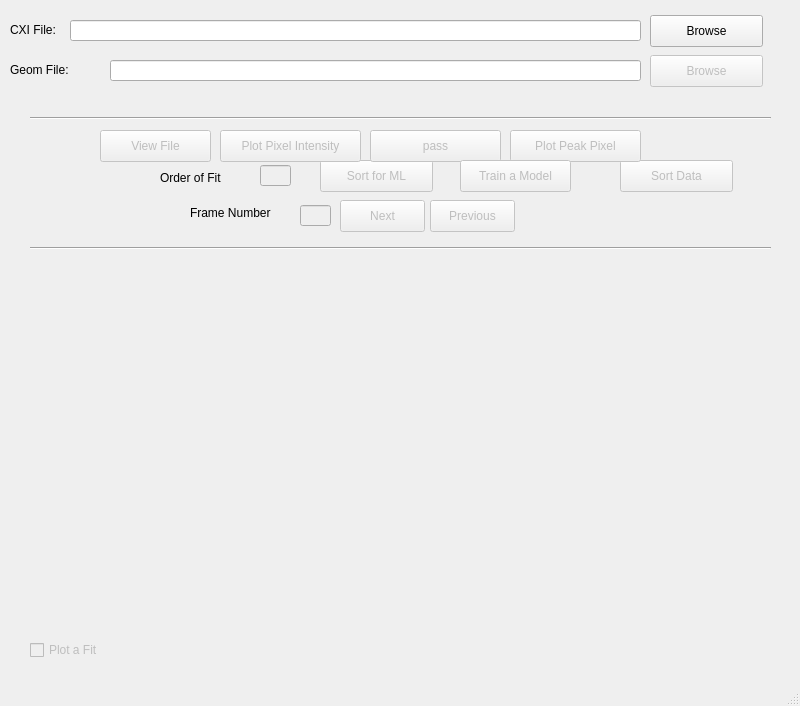
Before: the Qt Designer form mainWindow.ui in gihankaushyal/PixelAnomalyDetectorTool, drawn with Qt 5.
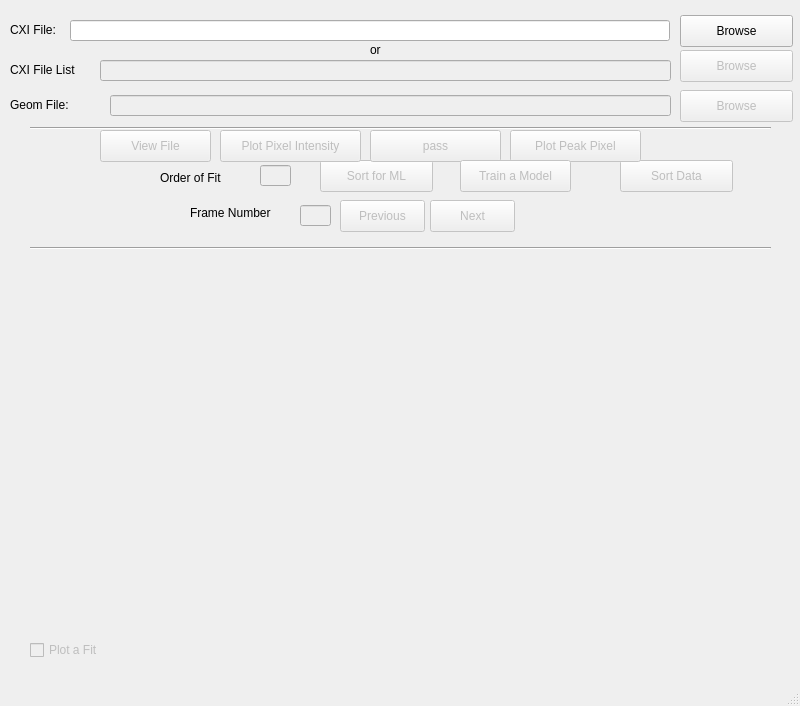
After: the same form once the commit is applied.

Commit message: changed the location of 'Next' and 'Previous' buttons. QLine edits name changes to easy to identfied names. added a new QLine edit and QButton to enter a list of CXI files.

The edit to the form file:
```diff
--- a/mainWindow.ui
+++ b/mainWindow.ui
@@ -32,7 +32,7 @@
      <rect>
       <x>70</x>
       <y>20</y>
-      <width>571</width>
+      <width>600</width>
       <height>21</height>
      </rect>
     </property>
@@ -40,7 +40,7 @@
    <widget class="QPushButton" name="browseButton">
     <property name="geometry">
      <rect>
-      <x>650</x>
+      <x>680</x>
       <y>15</y>
       <width>113</width>
       <height>32</height>
@@ -86,7 +86,7 @@
     <property name="geometry">
      <rect>
       <x>30</x>
-      <y>110</y>
+      <y>120</y>
       <width>741</width>
       <height>16</height>
      </rect>
@@ -198,7 +198,7 @@
     </property>
     <property name="geometry">
      <rect>
-      <x>340</x>
+      <x>430</x>
       <y>200</y>
       <width>85</width>
       <height>32</height>
@@ -214,7 +214,7 @@
     </property>
     <property name="geometry">
      <rect>
-      <x>430</x>
+      <x>340</x>
       <y>200</y>
       <width>85</width>
       <height>32</height>
@@ -250,12 +250,15 @@
      </rect>
     </property>
    </widget>
-   <widget class="QLineEdit" name="fileField_2">
+   <widget class="QLineEdit" name="geomFilePath">
+    <property name="enabled">
+     <bool>false</bool>
+    </property>
     <property name="geometry">
      <rect>
       <x>110</x>
-      <y>60</y>
-      <width>531</width>
+      <y>95</y>
+      <width>561</width>
       <height>21</height>
      </rect>
     </property>
@@ -266,8 +269,8 @@
     </property>
     <property name="geometry">
      <rect>
-      <x>650</x>
-      <y>55</y>
+      <x>680</x>
+      <y>90</y>
       <width>113</width>
       <height>32</height>
      </rect>
@@ -280,7 +283,7 @@
     <property name="geometry">
      <rect>
       <x>10</x>
-      <y>60</y>
+      <y>95</y>
       <width>81</width>
       <height>20</height>
      </rect>
@@ -337,6 +340,61 @@
      <string>Plot a Fit</string>
     </property>
    </widget>
+   <widget class="QLabel" name="label_5">
+    <property name="geometry">
+     <rect>
+      <x>370</x>
+      <y>40</y>
+      <width>21</width>
+      <height>20</height>
+     </rect>
+    </property>
+    <property name="text">
+     <string>or</string>
+    </property>
+   </widget>
+   <widget class="QLabel" name="label_6">
+    <property name="geometry">
+     <rect>
+      <x>10</x>
+      <y>60</y>
+      <width>81</width>
+      <height>20</height>
+     </rect>
+    </property>
+    <property name="text">
+     <string>CXI File List</string>
+    </property>
+   </widget>
+   <widget class="QLineEdit" name="cxiFileListPath">
+    <property name="enabled">
+     <bool>false</bool>
+    </property>
+    <property name="geometry">
+     <rect>
+      <x>100</x>
+      <y>60</y>
+      <width>571</width>
+      <height>21</height>
+     </rect>
+    </property>
+   </widget>
+   <widget class="QPushButton" name="CXIListBrowseButton">
+    <property name="enabled">
+     <bool>false</bool>
+    </property>
+    <property name="geometry">
+     <rect>
+      <x>680</x>
+      <y>50</y>
+      <width>113</width>
+      <height>32</height>
+     </rect>
+    </property>
+    <property name="text">
+     <string>Browse</string>
+    </property>
+   </widget>
   </widget>
   <widget class="QStatusBar" name="statusbar"/>
   <action name="actionQuit">
```
Left out of the diff: 6 changed lines with no effect on the pictures.
